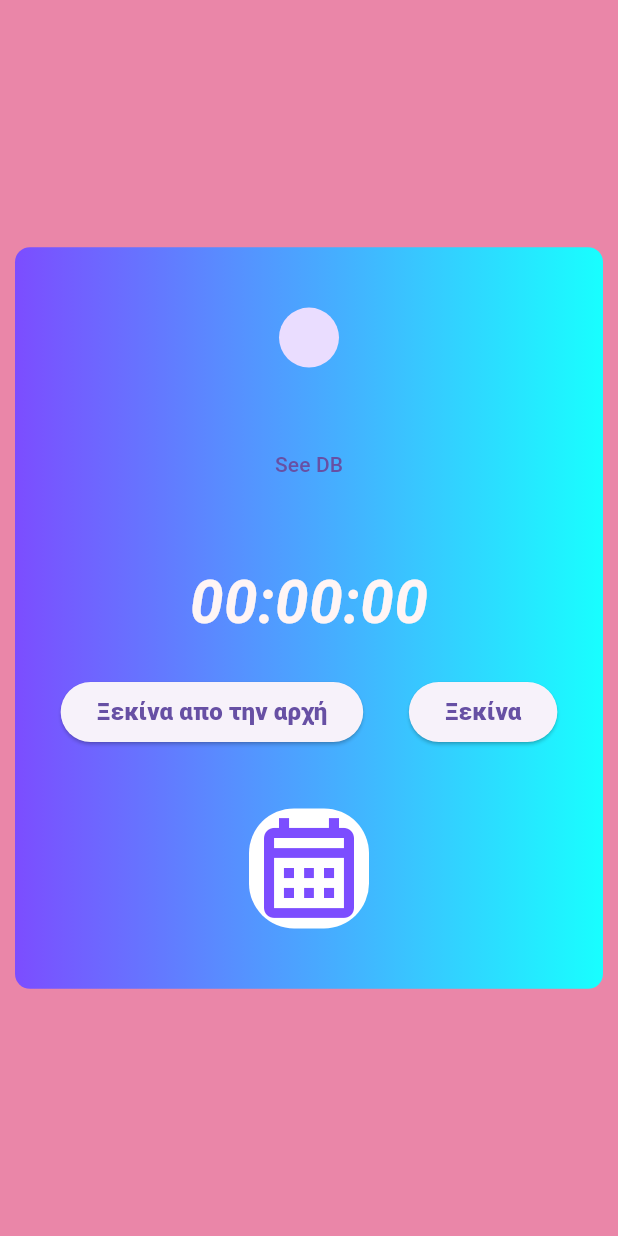
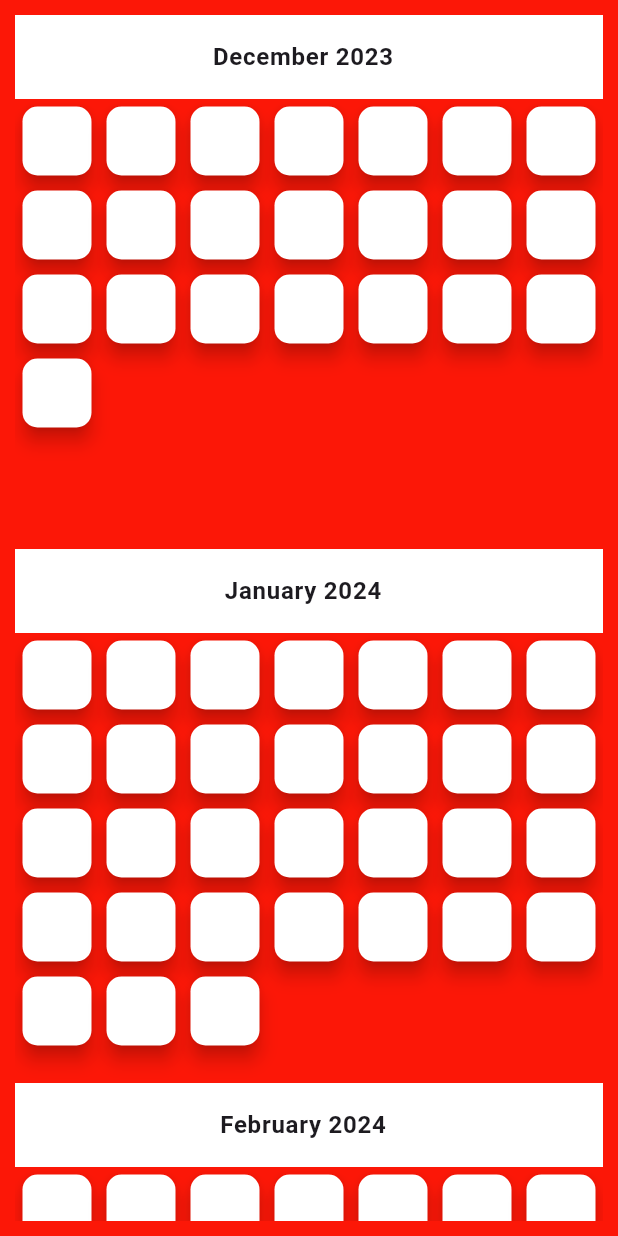
Before and after one commit to HarisMilonas/kids_app, a Flutter app: the screen it shows after launch, after a tap on the "calendar month" icon, on a phone screen of 412 x 824 dp. Run offline on Flutter 3.47's test engine with Material 3 defaults, Android fonts, the phone set to English and light mode, and no system bars; our stand-ins replace animate_do, animated_text_kit, flutter_staggered_animations, sqflite; missing offline and left inert: sqlite_viewer; accounts and stored records are empty.

Commit message:
First implementation of calendar

```diff
--- a/lib/componets/loading_dialog.dart
+++ b/lib/componets/loading_dialog.dart
@@ -2,14 +2,16 @@ import 'package:flutter/material.dart';
 
 void loadingDialog(BuildContext context) {
   showDialog(
-      barrierDismissible: false,
+      barrierDismissible: true,
       context: context,
       builder: (context) => const PopScope(
             canPop: false,
             child: Center(
               child: CircularProgressIndicator(
                 valueColor: AlwaysStoppedAnimation<Color>(
-                    Color.fromARGB(255, 252, 23, 7)),
+                  Color.fromARGB(255, 252, 23, 7)
+                    // Color.fromARGB(255, 234, 134, 168)
+                    ),
               ),
             ),
           ));
--- /dev/null
+++ b/lib/componets/page_router.dart
@@ -0,0 +1,21 @@
+import 'package:flutter/material.dart';
+
+class CustomPageRouter {
+ static  PageRouteBuilder fadeThroughPageRoute(Widget page) {
+    return PageRouteBuilder(
+      pageBuilder: (context, animation, secondaryAnimation) => page,
+      transitionsBuilder: (context, animation, secondaryAnimation, child) {
+        const begin = Offset(1.0, 0.0);
+        const end = Offset.zero;
+        const curve = Curves.easeInOut;
+
+        var tween =
+            Tween(begin: begin, end: end).chain(CurveTween(curve: curve));
+
+        var offsetAnimation = animation.drive(tween);
+
+        return SlideTransition(position: offsetAnimation, child: child);
+      },
+    );
+  }
+}
--- /dev/null
+++ b/lib/controllers/calendar_controller.dart
@@ -0,0 +1,25 @@
+import 'package:flutter/material.dart';
+import 'package:offline_app/db/db_helper.dart';
+import 'package:offline_app/models/calendar.dart';
+
+class CalendarController extends Calendar {
+  CalendarController({required super.date});
+
+  // this fetched the calendar
+ static Future<List<Calendar>> getAll() async {
+    try {
+      var db = await SQLHelper.db();
+
+      List<Map<String, Object?>> rows = await db.query(
+        'calendar',
+        orderBy: 'date ASC',
+      );
+
+      return rows.map((row) => Calendar.fromMap(row)).toList();
+    } catch (error) {
+      //oops message
+      debugPrint(error.toString());
+      return [];
+    }
+  }
+}
--- a/lib/db/db_helper.dart
+++ b/lib/db/db_helper.dart
@@ -3,12 +3,15 @@ import 'package:flutter/material.dart';
 import 'package:intl/intl.dart';
 import 'package:sqflite/sqflite.dart' as sql;
 
+
 class SQLHelper {
   // create tables
   static Future<void> createTables(sql.Database database) async {
     await database.execute('''CREATE TABLE calendar(
-      date TEXT PRIMARY KEY NOT NULL,
+      id INTEGER PRIMARY KEY AUTOINCREMENT NOT NULL,
+      date TEXT NOT NULL UNIQUE,
       duration TEXT,
+      details JSON,
       comments TEXT
     )
 ''');
@@ -22,22 +25,41 @@ class SQLHelper {
       await createTables(database);
       await insertRowsForYear2023(database);
     }, onUpgrade: (db, oldVersion, newVersion) async {
-      if (oldVersion < newVersion) {
-      }
+      if (oldVersion < newVersion) {}
     });
   }
 
   static Future<void> insertRowsForYear2023(sql.Database database) async {
   try {
     var batch = database.batch();
+    // Add 20 days from December 10, 2023, to December 31, 2023
+    DateTime startDate = DateTime(2023, 12, 10);
+    DateTime endDate = DateTime(2023, 12, 31);
+
+    for (DateTime date = startDate;
+        date.isBefore(endDate.add(const Duration(days: 1)));
+        date = date.add(const Duration(days: 1))) {
+      // Format the date as 'yyyy-MM-dd'
+      String formattedDate = DateFormat('yyyy-MM-dd').format(date);
+
+      // Add each record to the batch
+      batch.insert(
+        'calendar',
+        {'date': formattedDate, 'duration': null, 'details': null, 'comments': null},
+        conflictAlgorithm: sql.ConflictAlgorithm.ignore,
+      );
+    }
+
     for (int month = 1; month <= 12; month++) {
       int daysInMonth = DateTime(2024, month + 1, 0).day;
       for (int day = 1; day <= daysInMonth; day++) {
         DateTime date = DateTime(2024, month, day);
-          String formattedDate = DateFormat('dd-MM-yyyy').format(date);
+        // Format the date as 'yyyy-MM-dd'
+        String formattedDate = DateFormat('yyyy-MM-dd').format(date);
+
         batch.insert(
           'calendar',
-            {'date': formattedDate, 'duration': null, 'comments': null},
+          {'date': formattedDate, 'duration': null, 'details': null, 'comments': null},
           conflictAlgorithm: sql.ConflictAlgorithm.ignore,
         );
       }
@@ -48,6 +70,7 @@ class SQLHelper {
   }
 }
 }
+
 
 //   static Future<int> createData(Map<String, dynamic> model) async {
 //     final db = await SQLHelper.db();
--- a/lib/main.dart
+++ b/lib/main.dart
@@ -12,7 +12,8 @@ class MyApp extends StatelessWidget {
   Widget build(BuildContext context) {
     return MaterialApp(
       theme: ThemeData(
-        scaffoldBackgroundColor: const Color.fromARGB(255, 234, 134, 168),
+        scaffoldBackgroundColor: const Color.fromARGB(255, 252, 23, 7)
+        //  const Color.fromARGB(255, 234, 134, 168),
       ),
       home: const MyHomePage(),
     );
--- /dev/null
+++ b/lib/models/calendar.dart
@@ -0,0 +1,33 @@
+import 'dart:convert';
+
+class Calendar {
+  int? id;
+  String date;
+  String? duration; // total duration
+  Map<String, dynamic>? details; // detailed hours in the day
+  String? comments;
+
+  Calendar(
+      {this.id,
+      required this.date,
+      this.duration,
+      this.details,
+      this.comments});
+
+  factory Calendar.fromMap(Map<String, dynamic> map) {
+    return Calendar(
+        id: map['id'],
+        date: map["date"],
+        duration: map['duration'],
+        details: map['details'] != null ? jsonDecode(map['details']) : null,
+        comments: map["comments"]);
+  }
+
+    Map<String, dynamic> toMap() => {
+        "id": id,
+        "date": date,
+        "duration": duration,
+        "details": jsonEncode(details),
+        "comments": comments,
+      };
+}
--- /dev/null
+++ b/lib/screens/calendar_page.dart
@@ -0,0 +1,146 @@
+import 'package:flutter/material.dart';
+import 'package:flutter_staggered_animations/flutter_staggered_animations.dart';
+import 'package:intl/intl.dart';
+import 'package:offline_app/controllers/calendar_controller.dart';
+import 'package:offline_app/models/calendar.dart';
+import 'package:offline_app/styles/color_style.dart';
+
+class CalendarPage extends StatefulWidget {
+  const CalendarPage({Key? key}) : super(key: key);
+
+  @override
+  State<CalendarPage> createState() => _CalendarPageState();
+}
+
+class _CalendarPageState extends State<CalendarPage> {
+  int columnCount = 7;
+
+
+  @override
+  Widget build(BuildContext context) {
+    return Scaffold(
+        body: Padding(
+      padding: const EdgeInsets.symmetric(horizontal: 10.0, vertical: 10.0),
+      child: FutureBuilder(
+          future: CalendarController.getAll(),
+          builder:
+              (BuildContext context, AsyncSnapshot<List<Calendar>> snapshot) {
+            if (snapshot.hasData) {
+              List<Calendar> calendarDays = snapshot.data!;
+
+              List<Map<String, dynamic>> groupedItems =
+                  groupCalendarItemsByMonthYear(
+                      calendarDays.map((day) => day.toMap()).toList());
+
+              return Expanded(
+                child: ListView.builder(
+                  itemCount: groupedItems.length,
+                  itemBuilder: (context, index) {
+                    String headerTitle = groupedItems[index]['month_year'];
+
+                    // Build header for each month
+                    Widget header = ListTile(
+                      tileColor: Colors.white,
+                      title: Center(
+                        child: Text(
+                          headerTitle,
+                          style: const TextStyle(fontWeight: FontWeight.bold),
+                        ),
+                      ),
+                    );
+
+
+                    // Build list of cards for each month
+                    List<Widget> cards = (groupedItems[index]["days"]
+                            as List<Map<String, dynamic>>)
+                        .map((item) {
+                      // Replace with your card widget creation logic
+                      return const Card(
+                        color: Colors.white,
+                        elevation: 5,
+                        shadowColor: Colors.black,
+                        shape: RoundedRectangleBorder(
+                          borderRadius: BorderRadius.all(Radius.circular(10)),
+                        ),
+                        margin: EdgeInsets.all(5),
+                      );
+                    }).toList();
+
+                    return Column(
+                      children: [
+                        header,
+                        SizedBox(
+                          height: 300,
+                          child: AnimationLimiter(
+                            child: GridView.count(
+                              physics: const NeverScrollableScrollPhysics(),    //so we won't scroll the days only the big list with the months
+                              crossAxisCount: columnCount,
+                              children: List.generate(
+                                cards.length,
+                                (int index) {
+                                  return AnimationConfiguration.staggeredGrid(
+                                    position: index,
+                                    duration: const Duration(milliseconds: 375),
+                                    columnCount: columnCount,
+                                    child: ScaleAnimation(
+                                      child: FadeInAnimation(
+                                        child: cards[index],
+                                      ),
+                                    ),
+                                  );
+                                },
+                              ),
+                            ),
+                          ),
+                        ),
+                      ],
+                    );
+                  },
+                ),
+              );
+            } else if (snapshot.hasError) {
+              return AlertDialog(
+                title: Text(
+                  "Ουπς!",
+                  style: TextStyle(
+                      color: customDialogPink(), fontWeight: FontWeight.bold),
+                ),
+                content: const Center(
+                    child: Text(
+                        'Κάτι δεν πηγε πολύ καλα, προσπάθησε να ανοίξεις ξανα την εφαρμογή!')),
+              );
+            } else {
+              return Center(
+                child: CircularProgressIndicator(
+                  color: customDialogPink(),
+                ),
+              );
+            }
+          }),
+    ));
+  }
+
+  List<Map<String, dynamic>> groupCalendarItemsByMonthYear(
+      List<Map<String, dynamic>> calendarItems) {
+    Map<String, List<Map<String, dynamic>>> groupedItems = {};
+
+    for (var item in calendarItems) {
+      String dateString = item['date'];
+      DateTime date = DateTime.parse(dateString);
+
+      String monthYear = DateFormat('MMMM yyyy').format(date);
+
+      groupedItems.putIfAbsent(monthYear, () => []);
+      groupedItems[monthYear]!.add(item);
+    }
+
+    // Convert to the desired format
+    List<Map<String, dynamic>> result = groupedItems.entries.map((entry) {
+      return {
+        'month_year': entry.key,
+        'days': entry.value,
+      };
+    }).toList();
+    return result;
+  }
+}
--- a/lib/screens/home_page.dart
+++ b/lib/screens/home_page.dart
@@ -1,6 +1,7 @@
 import 'package:animate_do/animate_do.dart';
 import 'package:animated_text_kit/animated_text_kit.dart';
 import 'package:flutter/material.dart';
+import 'package:offline_app/componets/page_router.dart';
 import 'package:offline_app/screens/timer_page.dart';
 
 import 'package:offline_app/styles/text_styles.dart';
@@ -30,19 +31,25 @@ class _MyHomePageState extends State<MyHomePage> {
                 child: AnimatedTextKit(
                   isRepeatingAnimation: false,
                   animatedTexts: [
-                    TyperAnimatedText('Γεια σου και πάλι τάδε!',
+                    TyperAnimatedText(
+                      "LaLizas Test Application",
+                      // 'Γεια σου και πάλι τάδε!',
                         textStyle: headerStyles()),
                     TyperAnimatedText(
-                        'Ήρθε μήπως η ώρα\nνα φορέσουμε το\n  μασελάκι μας;',
+                      "This is a test application",
+                        // 'Ήρθε μήπως η ώρα\nνα φορέσουμε το\n  μασελάκι μας;',
                         textStyle: headerStyles()),
-                    TyperAnimatedText('Φύγαμε!', textStyle: headerStyles()),
+                    TyperAnimatedText(
+                      "Lets go",
+                      // 'Φύγαμε!',
+                       textStyle: headerStyles()),
                   ],
                   onFinished: () {
-                    Navigator.of(context).push(_fadeThroughPageRoute(const TimerPage()));
+                    Navigator.of(context).push(CustomPageRouter.fadeThroughPageRoute(const TimerPage()));
 
                   },
                   onTap: () {
-                     Navigator.of(context).push(_fadeThroughPageRoute(const TimerPage()));
+                     Navigator.of(context).push(CustomPageRouter.fadeThroughPageRoute(const TimerPage()));
                   },
                 ),
               ),
@@ -53,21 +60,4 @@ class _MyHomePageState extends State<MyHomePage> {
     ));
   }
 
-  PageRouteBuilder _fadeThroughPageRoute(Widget page) {
-    return PageRouteBuilder(
-      pageBuilder: (context, animation, secondaryAnimation) => page,
-      transitionsBuilder: (context, animation, secondaryAnimation, child) {
-        const begin = Offset(1.0, 0.0);
-        const end = Offset.zero;
-        const curve = Curves.easeInOut;
-
-        var tween =
-            Tween(begin: begin, end: end).chain(CurveTween(curve: curve));
-
-        var offsetAnimation = animation.drive(tween);
-
-        return SlideTransition(position: offsetAnimation, child: child);
-      },
-    );
-  }
 }
--- a/lib/screens/timer_page.dart
+++ b/lib/screens/timer_page.dart
@@ -1,7 +1,7 @@
 import 'dart:async';
 import 'package:flutter/material.dart';
-import 'package:offline_app/componets/loading_dialog.dart';
-import 'package:offline_app/db/db_helper.dart';
+import 'package:offline_app/componets/page_router.dart';
+import 'package:offline_app/screens/calendar_page.dart';
 import 'package:offline_app/styles/color_style.dart';
 import 'package:offline_app/styles/text_styles.dart';
 import 'package:sqlite_viewer/sqlite_viewer.dart';
@@ -94,8 +94,10 @@ class _TimerPageState extends State<TimerPage> {
               margin: const EdgeInsets.symmetric(horizontal: 10),
               decoration: BoxDecoration(
                   borderRadius: BorderRadius.circular(10),
-                  gradient: const LinearGradient(
-                      colors: [Colors.deepPurpleAccent, Colors.cyanAccent])),
+                  color: Colors.white,
+                  // gradient: const LinearGradient(
+                  //     colors: [Colors.deepPurpleAccent, Colors.cyanAccent])
+                  ),
               child: Column(
                 mainAxisAlignment: MainAxisAlignment.spaceEvenly,
                 children: [
@@ -105,10 +107,10 @@ class _TimerPageState extends State<TimerPage> {
                   ),
                   TextButton(
                       onPressed: () {
-                        Navigator.push(context,
-                            MaterialPageRoute(builder: (_) => const DatabaseList(
-
-                            )));
+                        Navigator.push(
+                            context,
+                            MaterialPageRoute(
+                                builder: (_) => const DatabaseList()));
                       },
                       child: const Text("See DB")),
 
@@ -151,12 +153,10 @@ class _TimerPageState extends State<TimerPage> {
                         borderRadius: BorderRadius.circular(30),
                         color: Colors.white),
                     child: InkWell(
-                      onTap: () async {
-                        loadingDialog(context);
-                        await SQLHelper.db();
-                        if (mounted) {
-                          Navigator.pop(context);
-                        }
+                      onTap: () {
+                        Navigator.of(context).push(
+                            CustomPageRouter.fadeThroughPageRoute(
+                                const CalendarPage()));
                       },
                       child: const Icon(
                         Icons.calendar_month_outlined,
--- a/lib/styles/color_style.dart
+++ b/lib/styles/color_style.dart
@@ -1,5 +1,6 @@
 import 'dart:ui';
 
- Color customDialogPink() {
-  return const Color.fromARGB(255, 255, 123, 167);
+Color customDialogPink() {
+  return const Color.fromARGB(255, 252, 23, 7);
+  // const Color.fromARGB(255, 255, 123, 167);
 }
--- a/lib/styles/text_styles.dart
+++ b/lib/styles/text_styles.dart
@@ -3,7 +3,8 @@ import 'package:flutter/material.dart';
 TextStyle headerStyles() {
   return const TextStyle(
       fontSize: 35,
-      color: Color.fromARGB(255, 58, 145, 122),
+      color: Colors.white,
+      // Color.fromARGB(255, 58, 145, 122),
       fontWeight: FontWeight.bold,
       fontStyle: FontStyle.italic,
       decorationThickness: 15,
--- a/pubspec.yaml
+++ b/pubspec.yaml
@@ -42,6 +42,7 @@ dependencies:
   sqflite: ^2.3.0
   intl: ^0.19.0
   sqlite_viewer: ^1.0.5
+  flutter_staggered_animations: ^1.1.1
 
 
 
```
Also changed, not shown: pubspec.lock. Lines whose indentation alone changed are shown as unchanged.
